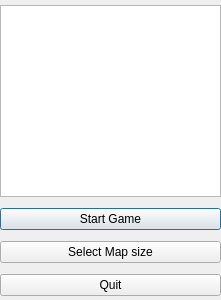
Above: Game/dialogs/startdialog.ui from Kujanenj/ohjelmointi3 before the change. Below: the same form after it.
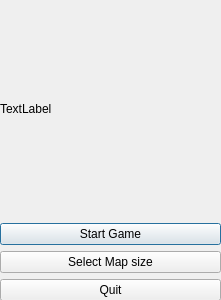
That is the form after the change.

Commit message: added a title for the game in startDialog. Also added a picture for start dialog

```diff
--- a/Game/dialogs/startdialog.ui
+++ b/Game/dialogs/startdialog.ui
@@ -24,18 +24,9 @@
    </property>
    <layout class="QVBoxLayout" name="verticalLayout">
     <item>
-     <widget class="QTextBrowser" name="textDisplay">
-      <property name="sizePolicy">
-       <sizepolicy hsizetype="Expanding" vsizetype="Fixed">
-        <horstretch>0</horstretch>
-        <verstretch>0</verstretch>
-       </sizepolicy>
-      </property>
-      <property name="maximumSize">
-       <size>
-        <width>16777215</width>
-        <height>16777215</height>
-       </size>
+     <widget class="QLabel" name="pictureLabel">
+      <property name="text">
+       <string>TextLabel</string>
       </property>
      </widget>
     </item>
```
The commit also changes 3 other files.
